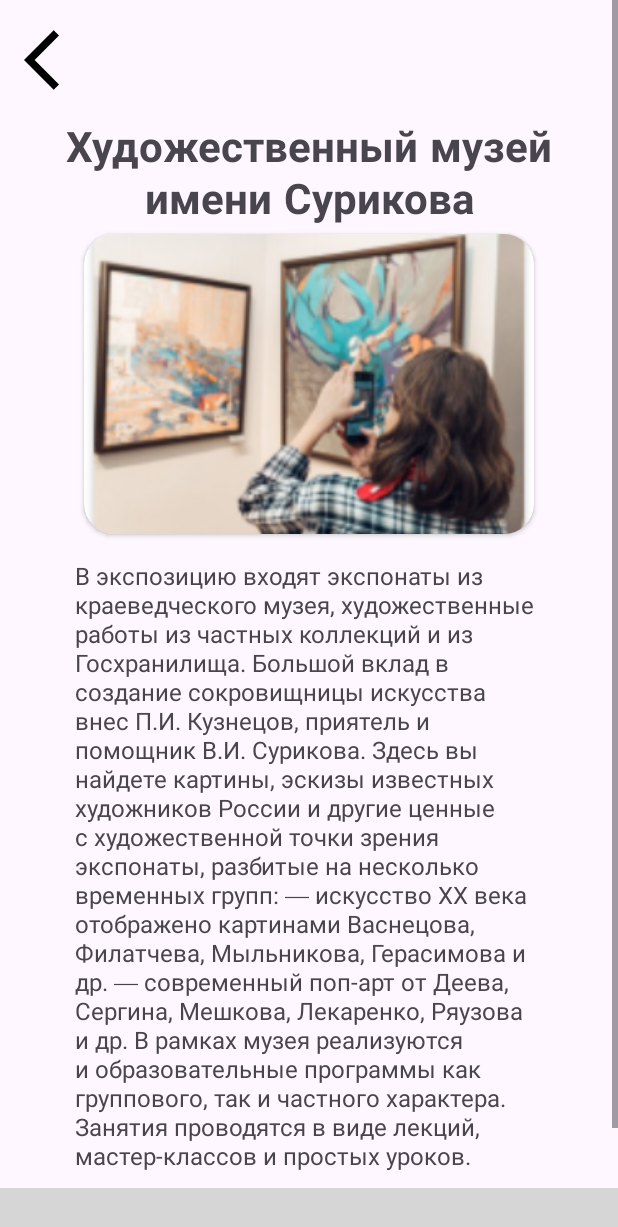
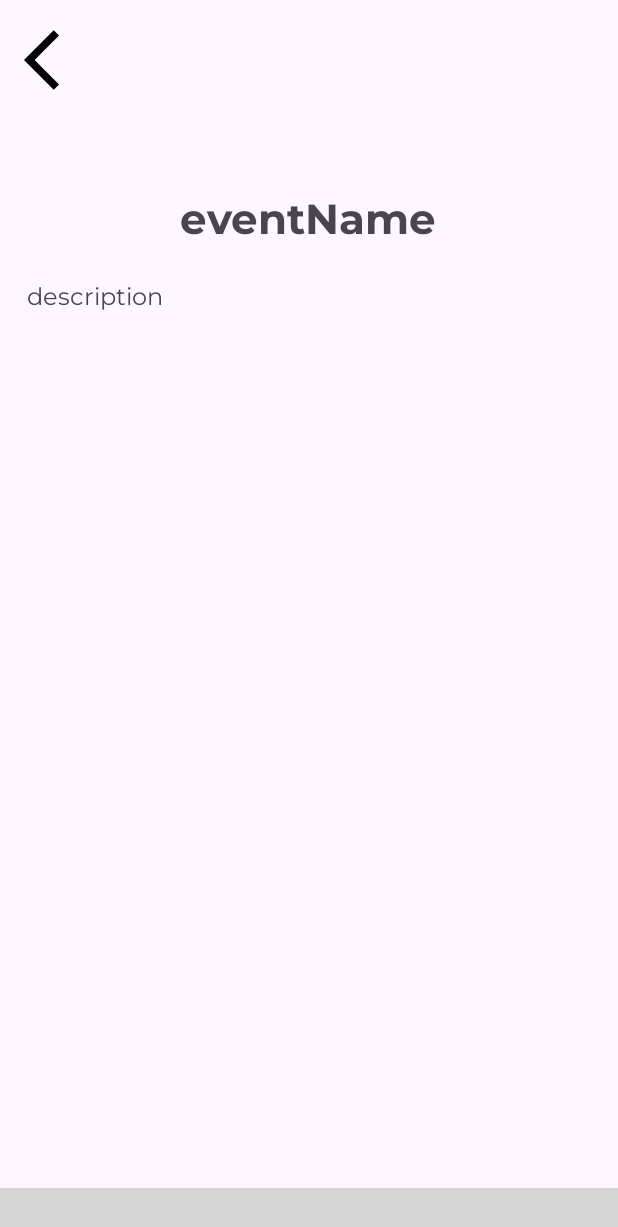
Before and after one commit to dulllizard/mobileStudy, an Android app: the fragment DetailFragment placed in its activity, on a phone screen of 412 x 824 dp. Shown: the top 1227 px of the screen. Run offline under Robolectric (Android 15) with nearby library versions, the phone set to English and light mode, and no system bars; libraries missing offline, so code that uses them is left out: com.etebarian.meowbottomnavigation; plain views replace MeowBottomNavigation; 6 statements that could not run were skipped; grey boxes are pictures that could not be loaded.

Commit message:
feat: добавлен переход во фрагмент детального просмотра

```diff
--- a/app/src/main/java/com/example/mobilestudy/adapter/CardAdapter.java
+++ b/app/src/main/java/com/example/mobilestudy/adapter/CardAdapter.java
@@ -20,11 +20,14 @@ public class CardAdapter extends RecyclerView.Adapter<CardAdapter.CardViewHolder
         public TextView eventName, eventPlace;
         public Button cardGoingButton;
 
+        public Button showMoreButton;
+
         public CardViewHolder(View view) {
             super(view);
             eventName = view.findViewById(R.id.eventName);
             eventPlace = view.findViewById(R.id.eventPlace);
             cardGoingButton = view.findViewById(R.id.cardGoingButton);
+            showMoreButton = view.findViewById(R.id.cardShowMoreButton);
         }
     }
     public CardAdapter(List<Card> cardList) {
@@ -50,6 +53,7 @@ public class CardAdapter extends RecyclerView.Adapter<CardAdapter.CardViewHolder
         holder.eventName.setText(card.getEventName());
         holder.eventPlace.setText(card.getEventPlace());
         holder.cardGoingButton.setText(card.getIsFavorite() ? "Не пойду" : "Пойду");
+        holder.showMoreButton.setText("Показать");
 
         holder.cardGoingButton.setOnClickListener(new View.OnClickListener() {
             @Override
@@ -62,28 +66,39 @@ public class CardAdapter extends RecyclerView.Adapter<CardAdapter.CardViewHolder
                 }
             }
         });
+
+        holder.showMoreButton.setOnClickListener(new View.OnClickListener() {
+            @Override
+            public void onClick(View v) {
+                if (buttonShowMoreClickListener != null) {
+                    int position = holder.getAdapterPosition();
+                    if (position != RecyclerView.NO_POSITION) {
+                        buttonShowMoreClickListener.onShowMoreClick(position);
+                    }
+                }
+            }
+        });
     }
 
     public interface OnButtonGoingClickListener {
         void onGoingClick(int position);
     }
 
-//    public interface OnItemClickListener {
-//        void onClick(int position);
-//    }
+    public interface OnButtonShowMoreClickListener {
+        void onShowMoreClick(int position);
+    }
 
-//    private OnItemClickListener itemListener;
-
-
+    private OnButtonShowMoreClickListener buttonShowMoreClickListener;
     private OnButtonGoingClickListener buttonGoingListener;
 
     public void setOnButtonGoingClickListener(OnButtonGoingClickListener listener) {
         buttonGoingListener = listener;
     }
 
-//    public void setOnItemClickListener(OnItemClickListener listener) {
-//        itemListener = listener;
-//    }
+    public void setOnButtonShowMoreClickListener(OnButtonShowMoreClickListener listener) {
+        buttonShowMoreClickListener = listener;
+    }
+
 
     @Override
     public int getItemCount() {
--- a/app/src/main/java/com/example/mobilestudy/ui/detail/DetailFragment.java
+++ b/app/src/main/java/com/example/mobilestudy/ui/detail/DetailFragment.java
@@ -9,6 +9,9 @@ import androidx.fragment.app.Fragment;
 import android.view.LayoutInflater;
 import android.view.View;
 import android.view.ViewGroup;
+import android.widget.TextView;
+
+import com.example.mobilestudy.R;
 import com.example.mobilestudy.databinding.FragmentDetailBinding;
 
 
@@ -65,6 +68,17 @@ public class DetailFragment extends Fragment {
             }
         });
 
+        Bundle args = getArguments();
+        if (args != null) {
+            String eventName = args.getString("eventName");
+            TextView eventNameView = view.findViewById(R.id.eventName);
+            eventNameView.setText(eventName);
+
+            TextView eventDescription = view.findViewById(R.id.eventDescription);
+            eventDescription.setText("Example");
+
+        }
+
         return view;
     }
 
--- a/app/src/main/res/layout/fragment_detail.xml
+++ b/app/src/main/res/layout/fragment_detail.xml
@@ -6,75 +6,44 @@
     android:layout_height="match_parent"
     tools:context=".ui.detail.DetailFragment">
 
-    <ScrollView
-        android:layout_width="match_parent"
-        android:layout_height="match_parent">
-
-        <FrameLayout
-            android:layout_width="match_parent"
-            android:layout_height="wrap_content">
-
     <LinearLayout
         android:layout_width="match_parent"
         android:layout_height="wrap_content"
-                android:layout_margin="32dp"
         android:orientation="vertical">
 
+        <ImageButton
+            android:id="@+id/backButton"
+            android:layout_width="48dp"
+            android:layout_height="48dp"
+            android:layout_margin="16dp"
+            android:background="@android:color/transparent"
+            android:contentDescription="@string/backButtonDescription"
+            android:scaleType="fitXY"
+            android:src="@drawable/baseline_arrow_back_ios_24"
+            app:layout_constraintStart_toStartOf="parent"
+            app:layout_constraintTop_toTopOf="parent" />
+
         <TextView
+            android:id="@+id/eventName"
             android:layout_width="wrap_content"
             android:layout_height="wrap_content"
             android:layout_gravity="center"
             android:layout_marginTop="48dp"
             android:fontFamily="@font/montserrat_bold"
-                    android:text="@string/cardEventName"
+            android:text="eventName"
             android:textAlignment="center"
             android:textSize="28sp" />
 
-
-                <androidx.cardview.widget.CardView
-                    android:id="@+id/view2"
-                    android:layout_width="300dp"
-                    android:layout_height="200dp"
-                    android:layout_gravity="center"
-                    android:elevation="12dp"
-                    app:cardCornerRadius="20dp">
-
-                    <ImageView
-                        android:id="@+id/imageView1"
-                        android:layout_width="match_parent"
-                        android:layout_height="match_parent"
-                        android:contentDescription="@string/cardImageDescription"
-                        android:scaleType="centerCrop"
-                        android:src="@drawable/example" />
-                </androidx.cardview.widget.CardView>
-
         <TextView
+            android:id="@+id/eventDescription"
             android:layout_width="match_parent"
             android:layout_height="match_parent"
             android:layout_margin="18dp"
             android:fontFamily="@font/montserrat"
-                    android:text="@string/eventDetailDescription"
+            android:text="description"
             android:textAlignment="viewStart"
             android:textSize="16sp" />
 
     </LinearLayout>
 
-            <ImageButton
-                android:id="@+id/backButton"
-                android:layout_width="48dp"
-                android:layout_height="48dp"
-                android:layout_gravity="top|start"
-                android:layout_margin="16dp"
-                android:background="@android:color/transparent"
-                android:contentDescription="@string/backButtonDescription"
-                android:scaleType="fitXY"
-                android:src="@drawable/baseline_arrow_back_ios_24"
-                app:layout_constraintEnd_toEndOf="parent"
-                app:layout_constraintStart_toStartOf="parent"
-                app:layout_constraintTop_toTopOf="parent" />
-
-        </FrameLayout>
-
-    </ScrollView>
-
 </RelativeLayout>
```
Also changed, not shown: app/src/main/java/com/example/mobilestudy/ui/favorites/FavoritesFragment.java (+21 -0 lines), app/src/main/java/com/example/mobilestudy/ui/home/HomeFragment.java (+21 -0 lines), app/src/main/res/layout/card_item.xml (+11 -0 lines), app/src/main/res/layout/detail_item.xml (added, +45 -0 lines). Lines whose indentation alone changed are shown as unchanged.
